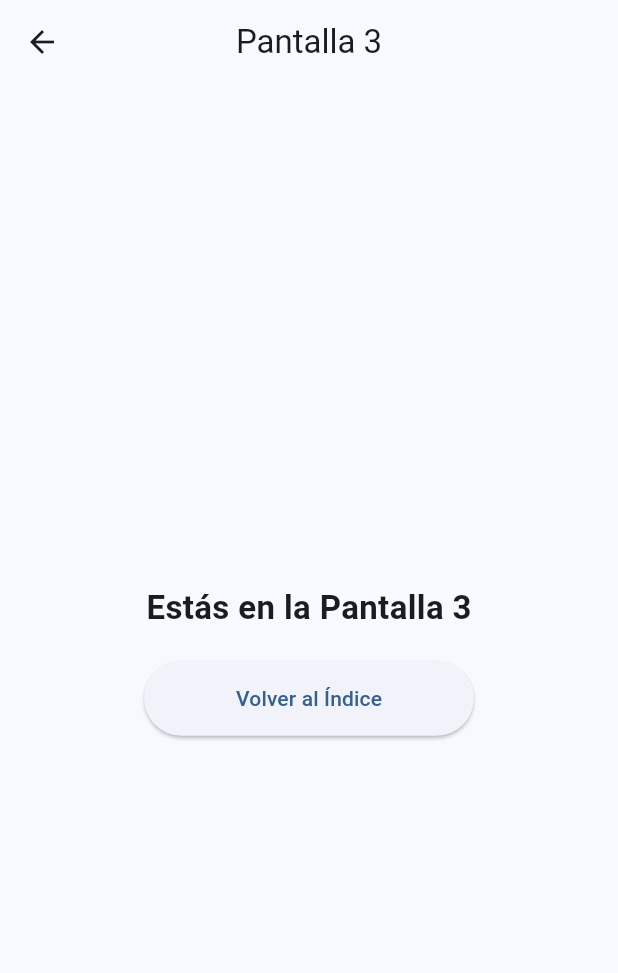
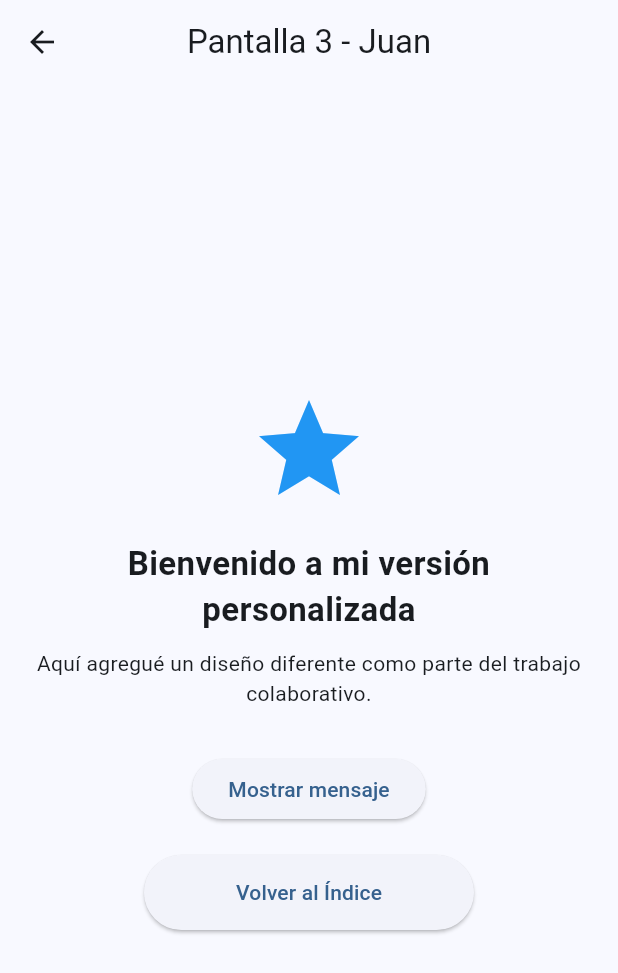
Before and after one commit to Santcar05/Repositorio_git_semillero, a Flutter app: the Screen3 screen opened directly, on a phone screen of 412 x 824 dp. Shown: the top 973 px of the screen. Run offline on Flutter 3.47's test engine with Material 3 defaults, Android fonts, the phone set to English and light mode, and no system bars.

Commit message:
Personaliza screen_3 con otro diseño y interracion

```diff
--- a/lib/presentation/screens/screen_3.dart
+++ b/lib/presentation/screens/screen_3.dart
@@ -8,14 +8,45 @@ class Screen3 extends StatelessWidget {
   @override
   Widget build(BuildContext context) {
     return Scaffold(
-      appBar: AppBar(title: const Text("Pantalla 3"), centerTitle: true),
-      body: Center(
+      appBar: AppBar(
+        title: const Text("Pantalla 3 - Juan"),
+        centerTitle: true,
+      ),
+      body: Padding(
+        padding: const EdgeInsets.all(20),
         child: Column(
           mainAxisAlignment: MainAxisAlignment.center,
+          crossAxisAlignment: CrossAxisAlignment.center,
           children: [
+            const Icon(
+              Icons.star,
+              size: 80,
+              color: Colors.blue,
+            ),
+            const SizedBox(height: 20),
             const Text(
-              "Estás en la Pantalla 3",
-              style: TextStyle(fontSize: 22, fontWeight: FontWeight.bold),
+              "Bienvenido a mi versión personalizada",
+              style: TextStyle(
+                fontSize: 22,
+                fontWeight: FontWeight.bold,
+              ),
+              textAlign: TextAlign.center,
+            ),
+            const SizedBox(height: 10),
+            const Text(
+              "Aquí agregué un diseño diferente como parte del trabajo colaborativo.",
+              textAlign: TextAlign.center,
+            ),
+            const SizedBox(height: 30),
+            ElevatedButton(
+              onPressed: () {
+                ScaffoldMessenger.of(context).showSnackBar(
+                  const SnackBar(
+                    content: Text("Botón adicional presionado"),
+                  ),
+                );
+              },
+              child: const Text("Mostrar mensaje"),
             ),
             const SizedBox(height: 20),
             MainButton(
```
